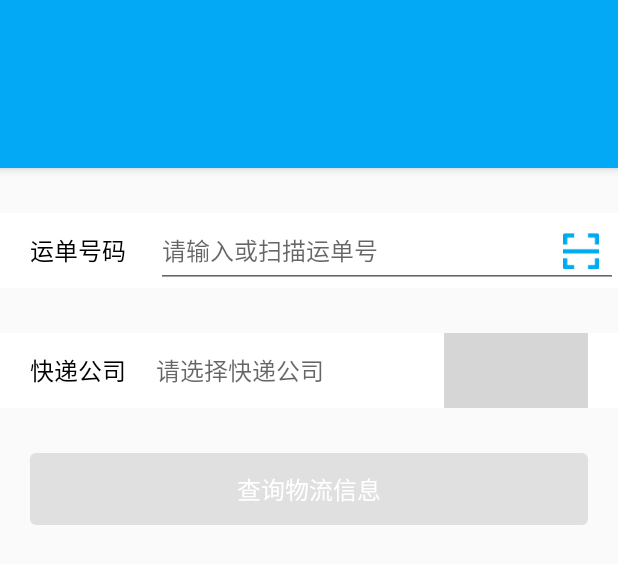
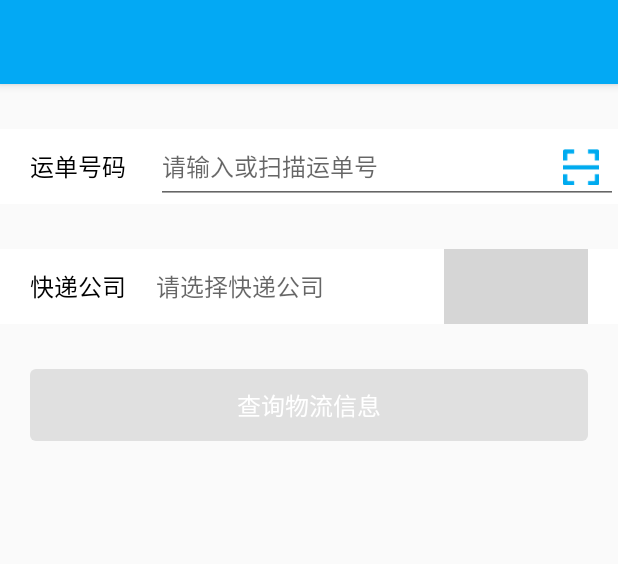
Before and after one commit to wangchenyan/ponyexpress, an Android app: the layout activity_query.xml on its own in the app's theme, with its tools: preview values and no code run, on a phone screen of 412 x 824 dp. Shown: the top 564 px of the screen. Run offline under Robolectric (Android 15) with nearby library versions, the phone set to English and light mode, and no system bars; grey boxes are pictures that could not be loaded.

Commit message:
optimize code

```diff
--- a/app/src/main/res/layout/activity_query.xml
+++ b/app/src/main/res/layout/activity_query.xml
@@ -5,14 +5,7 @@
     android:layout_width="match_parent"
     android:layout_height="match_parent">
 
-    <LinearLayout
-        android:layout_width="match_parent"
-        android:layout_height="match_parent"
-        android:background="?attr/colorPrimary"
-        android:fitsSystemWindows="true">
-
-        <include layout="@layout/activity_query_include" />
-    </LinearLayout>
+    <include layout="@layout/activity_query_include" />
 
     <android.support.design.widget.NavigationView
         android:id="@+id/navigation_view"
--- a/app/src/main/res/layout/activity_query_include.xml
+++ b/app/src/main/res/layout/activity_query_include.xml
@@ -2,7 +2,6 @@
     xmlns:app="http://schemas.android.com/apk/res-auto"
     android:layout_width="match_parent"
     android:layout_height="match_parent"
-    android:background="?android:attr/windowBackground"
     android:orientation="vertical">
 
     <android.support.design.widget.AppBarLayout
@@ -13,8 +12,9 @@
         <android.support.v7.widget.Toolbar
             android:id="@+id/toolbar"
             android:layout_width="match_parent"
-            android:layout_height="?attr/actionBarSize"
+            android:layout_height="wrap_content"
             android:background="?attr/colorPrimary"
+            android:fitsSystemWindows="true"
             app:popupTheme="@style/ThemeOverlay.AppCompat.Light" />
     </android.support.design.widget.AppBarLayout>
 
--- a/app/src/main/res/values-v19/styles.xml
+++ b/app/src/main/res/values-v19/styles.xml
@@ -7,5 +7,4 @@
     <style name="AppTheme.NoActionBar" parent="AppBaseTheme.NoActionBar">
         <item name="android:windowTranslucentStatus">true</item>
     </style>
-
 </resources>
--- a/app/src/main/res/values/styles.xml
+++ b/app/src/main/res/values/styles.xml
@@ -21,5 +21,4 @@
     <style name="AppTheme.Dialog" parent="Theme.AppCompat.Dialog">
         <item name="android:windowBackground">@android:color/transparent</item>
     </style>
-
 </resources>
```
